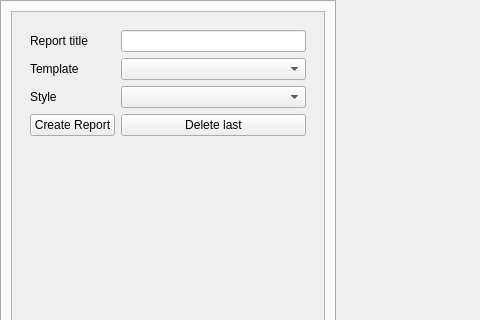
Qt form trunk/src/edr/src/imu_view/ui/AnalisisWidget.ui (mk4me/hm-mde-one) before a commit; both pictures show x 0 to 480 and y 0 to 320 of the 920 by 707 pixel window.
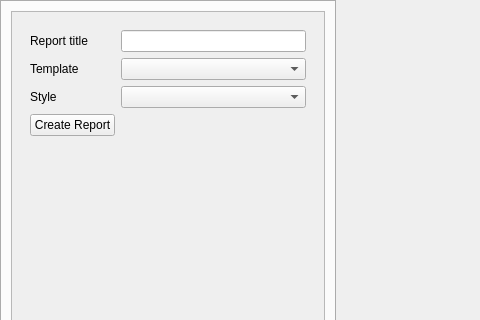
The same form after that commit. The open tabs and pages were chosen to show the change. Icons and pictures are not drawn.

Commit message: Raporty imu - usuwanie dowolnego podglądu

Patch:
```diff
--- a/trunk/src/edr/src/imu_view/ui/AnalisisWidget.ui
+++ b/trunk/src/edr/src/imu_view/ui/AnalisisWidget.ui
@@ -445,13 +445,6 @@
                    </property>
                   </widget>
                  </item>
-                 <item row="3" column="1">
-                  <widget class="QPushButton" name="deleteLastButton">
-                   <property name="text">
-                    <string>Delete last</string>
-                   </property>
-                  </widget>
-                 </item>
                 </layout>
                </widget>
               </item>
```
Left out of the diff: 4 changed lines with no effect on the pictures. The commit also changes 2 other files.
